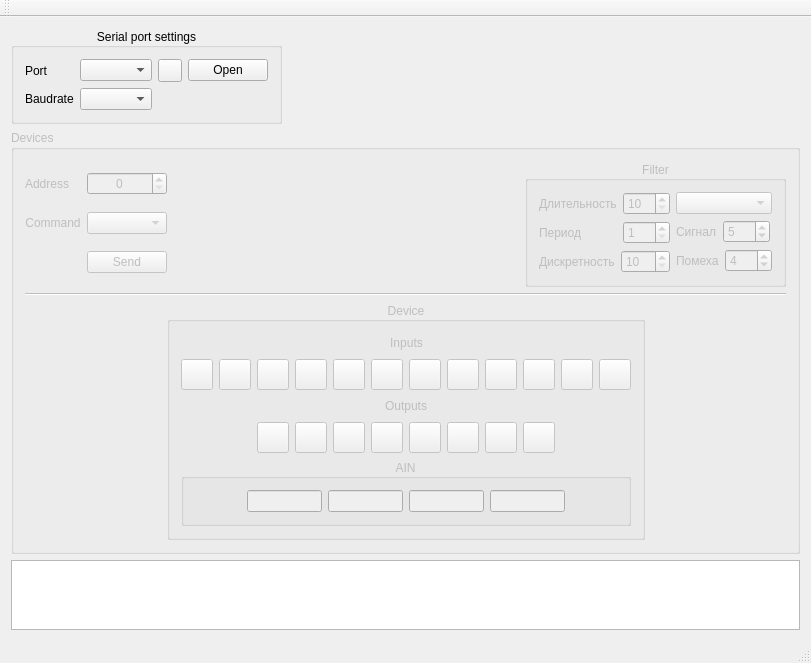
The window that mainwindow.ui (vlarry/emulator) describes before a commit, drawn with Qt 5.
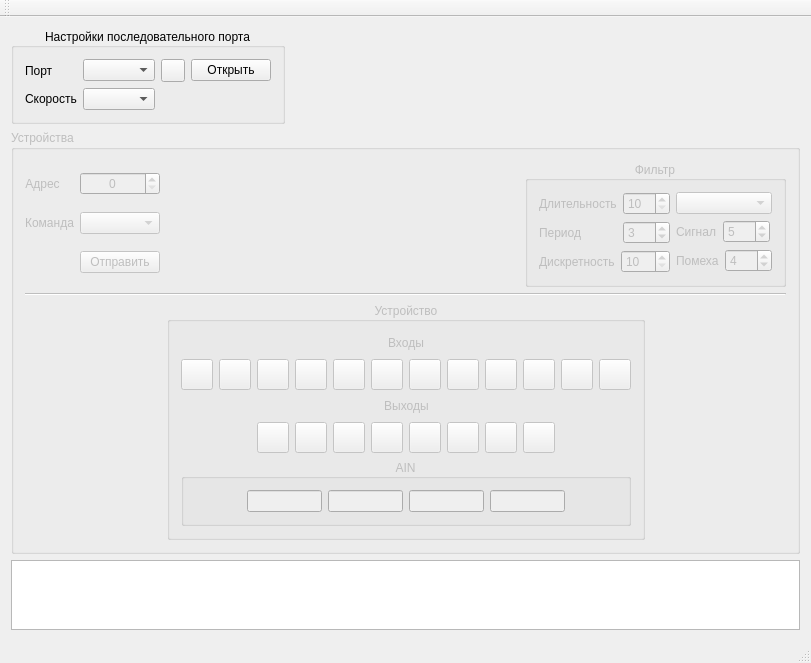
The same window after the commit. Icons and pictures are not drawn. Custom widgets are drawn as their Qt base class.

Commit message: Перевод интерфейса на русский язык

What changed in the file:
```diff
--- a/mainwindow.ui
+++ b/mainwindow.ui
@@ -7,7 +7,7 @@
     <x>0</x>
     <y>0</y>
     <width>811</width>
-    <height>616</height>
+    <height>621</height>
    </rect>
   </property>
   <property name="windowTitle">
@@ -29,7 +29,7 @@
          </sizepolicy>
         </property>
         <property name="title">
-         <string>Serial port settings</string>
+         <string>Настройки последовательного порта</string>
         </property>
         <property name="alignment">
          <set>Qt::AlignCenter</set>
@@ -44,7 +44,7 @@
             <string>CTRL port</string>
            </property>
            <property name="text">
-            <string>Open</string>
+            <string>Открыть</string>
            </property>
            <property name="checkable">
             <bool>true</bool>
@@ -63,7 +63,7 @@
          <item row="2" column="0" colspan="2">
           <widget class="QLabel" name="lblNameBaudrate">
            <property name="text">
-            <string>Baudrate</string>
+            <string>Скорость</string>
            </property>
           </widget>
          </item>
@@ -79,7 +79,7 @@
             <enum>Qt::NoContextMenu</enum>
            </property>
            <property name="text">
-            <string>Port</string>
+            <string>Порт</string>
            </property>
            <property name="textFormat">
             <enum>Qt::AutoText</enum>
@@ -153,7 +153,7 @@
        </sizepolicy>
       </property>
       <property name="title">
-       <string>Devices</string>
+       <string>Устройства</string>
       </property>
       <layout class="QVBoxLayout" name="verticalLayout_5">
        <item>
@@ -184,7 +184,7 @@
                 </sizepolicy>
                </property>
                <property name="text">
-                <string>Command</string>
+                <string>Команда</string>
                </property>
                <property name="alignment">
                 <set>Qt::AlignCenter</set>
@@ -200,7 +200,7 @@
                 </sizepolicy>
                </property>
                <property name="text">
-                <string>Address</string>
+                <string>Адрес</string>
                </property>
                <property name="alignment">
                 <set>Qt::AlignCenter</set>
@@ -226,7 +226,7 @@
                 <string>Command send</string>
                </property>
                <property name="text">
-                <string>Send</string>
+                <string>Отправить</string>
                </property>
               </widget>
              </item>
@@ -260,7 +260,7 @@
          <item>
           <widget class="QGroupBox" name="gboxFilter">
            <property name="title">
-            <string>Filter</string>
+            <string>Фильтр</string>
            </property>
            <property name="alignment">
             <set>Qt::AlignCenter</set>
@@ -323,6 +323,9 @@
                     <property name="maximum">
                      <number>100</number>
                     </property>
+                    <property name="value">
+                     <number>3</number>
+                    </property>
                    </widget>
                   </item>
                  </layout>
@@ -488,7 +491,7 @@
             </sizepolicy>
            </property>
            <property name="title">
-            <string>Device</string>
+            <string>Устройство</string>
            </property>
            <property name="alignment">
             <set>Qt::AlignCenter</set>
@@ -512,7 +515,7 @@
               <item>
                <widget class="QLabel" name="lblInputs">
                 <property name="text">
-                 <string>Inputs</string>
+                 <string>Входы</string>
                 </property>
                 <property name="alignment">
                  <set>Qt::AlignCenter</set>
@@ -784,7 +787,7 @@
               <item>
                <widget class="QLabel" name="lblInputs_3">
                 <property name="text">
-                 <string>Outputs</string>
+                 <string>Выходы</string>
                 </property>
                 <property name="alignment">
                  <set>Qt::AlignCenter</set>
```
The commit also changes 3 other files.
